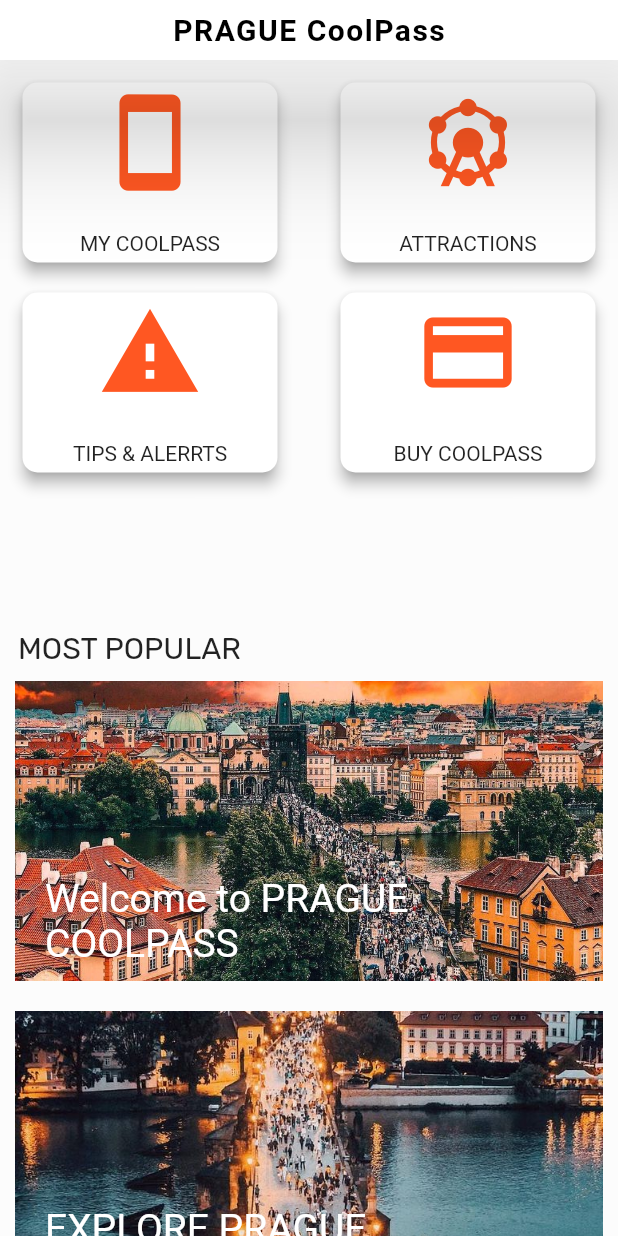
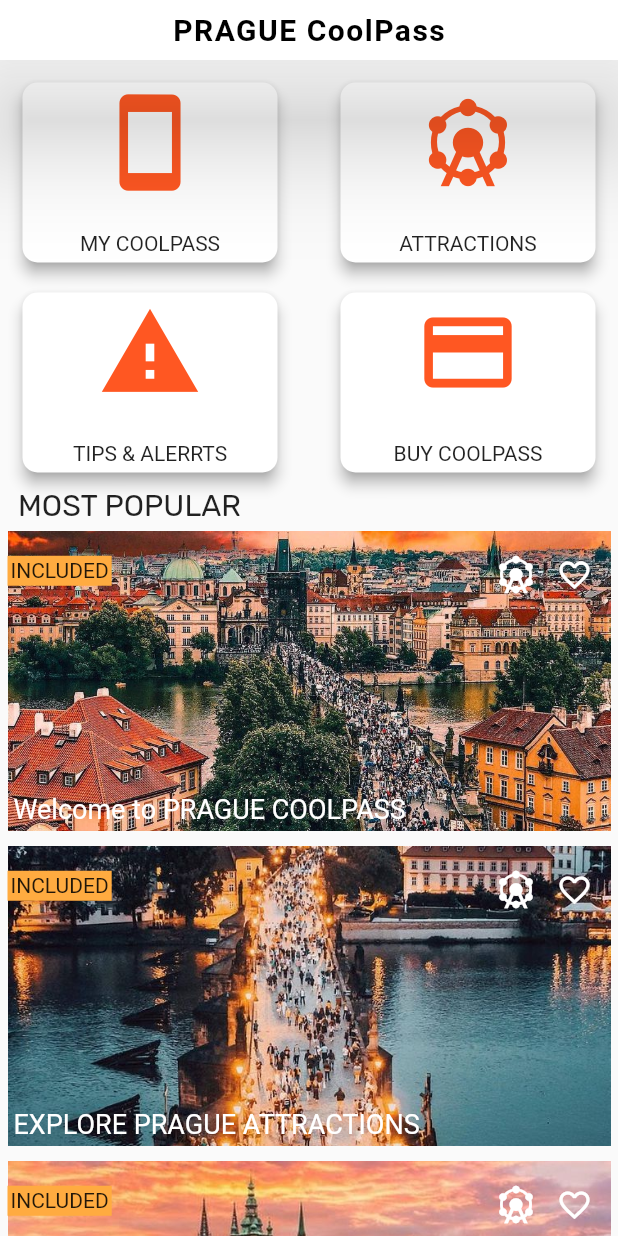
Before and after one commit to mesud07/prague_app, a Flutter app: the screen it shows after launch, on a phone screen of 412 x 824 dp. Run offline on Flutter 3.47's test engine with Material 2 defaults, Android fonts, the phone set to English and light mode, and no system bars; our stand-ins replace google_fonts; Roboto replaces fonts that are missing (Ubuntu).

```diff
--- a/lib/model/slidermodel.dart
+++ b/lib/model/slidermodel.dart
@@ -15,5 +15,6 @@ List<Slidermodel> pageItemList = [
       "attractions and navigation.", "asset/images/slider2.jpg"),
   Slidermodel("..AND MUCH MORE ", "Browse the attractions, filter them by types areas or by your interests. Check the opening hours,"
       " nearest public transport stop, plan your own oute by marking favorite plaves, be informed about closures and changes, use navigation"
-      "and much more.", "asset/images/slider3.jpg")
+      "and much more.", "asset/images/slider3.jpg"),
+  Slidermodel("Helal", "sdfsdf", "asset/images/slider4.jpg")
 ];
--- a/lib/view/homepage.dart
+++ b/lib/view/homepage.dart
@@ -10,6 +10,7 @@ class HomePage extends StatefulWidget {
 }
 
 class _HomePageState extends State<HomePage> {
+  bool _favoriteActivate=false;
   @override
   Widget build(BuildContext context) {
     return Scaffold(
@@ -27,15 +28,13 @@ class _HomePageState extends State<HomePage> {
           ),
         ),
       ),
-      body: Container(
-        color: Colors.white30,
+      body: SingleChildScrollView(
+        scrollDirection: Axis.vertical,
         child: Column(
+          mainAxisSize: MainAxisSize.max,
           children: [
-            Expanded(
-
-                flex: 1,
-                child: Container(
-                  padding: EdgeInsets.only(top: 5,left: 5,right: 5),
+            Container(
+              padding: EdgeInsets.only(top: 5, left: 5, right: 5),
               child: Column(
                 children: [
                   Row(
@@ -52,27 +51,32 @@ class _HomePageState extends State<HomePage> {
                       Homepage_Button("BUY COOLPASS", Icons.credit_card),
                     ],
                   ),
-
                 ],
               ),
-                )
             ),
             Container(
               padding: EdgeInsets.only(left: 12),
-
               alignment: Alignment.centerLeft,
-              child: Text("MOST POPULAR",style: GoogleFonts.rubik(fontSize: 20),),
+              child: Text(
+                "MOST POPULAR",
+                style: GoogleFonts.rubik(fontSize: 20),
               ),
-            Expanded(
-              flex: 1,
+            ),
+            Container(
               child: ListView.builder(
+                  shrinkWrap: true,
                   physics: NeverScrollableScrollPhysics(),
                   itemCount: pageItemList.length,
-                 itemBuilder: (context,index){
-               return Container(
+                  itemBuilder: (context, index) {
+                    return InkWell(
+
+                      onTap: (){
+
+                      },
+                      child: Container(
                         height: 200,
-                 padding: EdgeInsets.all(10),
-                 margin: EdgeInsets.all(10),
+
+                        margin: EdgeInsets.all(5),
                         decoration: BoxDecoration(
                           image: DecorationImage(
                             image: AssetImage(pageItemList[index].urlname),
@@ -80,26 +84,61 @@ class _HomePageState extends State<HomePage> {
                           ),
                         ),
                         child: Column(
-                   mainAxisAlignment: MainAxisAlignment.end,
+                          mainAxisAlignment: MainAxisAlignment.spaceBetween,
                           children: [
+                            Row(
+                              mainAxisAlignment: MainAxisAlignment.spaceBetween,
+                              children: [
+                                Container(
+                                  padding: EdgeInsets.all(2),
 
+                                  color: Colors.orangeAccent,
+                                  child: Text("INCLUDED"),
+                                ),
                                 Container(
-                         padding: EdgeInsets.only(left: 10),
-                         alignment: Alignment.centerLeft,
+                                  padding: EdgeInsets.only(top: 5),
+                                  child: Row(
+                                    children: [
+                                      Icon(
+                                        Icons.attractions,
+                                        color: Colors.white,
+                                        size: 30.0,
+                                        semanticLabel:
+                                            'Text to announce in accessibility modes',
+                                      ),
+                                      IconButton(onPressed: (){
+                                        setState(() {
+                                          _favoriteActivate ? _favoriteActivate = false : _favoriteActivate = true;
+                                          print(_favoriteActivate);
+
+                                        });
+                                      }, icon: _favoriteActivate? Icon(Icons.favorite_outlined,color: Colors.white,) : Icon(Icons.favorite_border,color: Colors.white,))
+                                    ],
+                                  ),
+                                ),
+                              ],
+                            ),
+                            Container(
+                              padding: EdgeInsets.all(4),
+                              alignment: Alignment.bottomLeft,
                               child: Text(
                                 pageItemList[index].title,
-                           style:
-                           GoogleFonts.ubuntu(fontSize: 26, color: Colors.white),
-                         )),
-
-
-
-
-
+                                style: GoogleFonts.ubuntu(
+                                    fontSize: 18, color: Colors.white),
+                              ),
+                            )
                           ],
+                        ),
                       ),
                     );
                   }),
+            ),
+            Container(
+              width: MediaQuery.of(context).size.width /2 +100,
+              margin: EdgeInsets.all(10),
+              height: 50,
+              child: RaisedButton(color: Colors.orange
+                ,onPressed: (){},child: Text("Show The Attractions",style: GoogleFonts.ubuntu(fontSize: 20),),),
             )
           ],
         ),
```
Also changed, not shown: lib/model/top_attractions.dart (added, +18 -0 lines), lib/widgets/widgets.dart (+37 -24 lines), asset/images/slider4.jpg (added), lib/services/topAttractions_service.dart (added), lib/widgets/homepage_button.dart (line endings or trailing spaces). Lines whose indentation alone changed are shown as unchanged.
